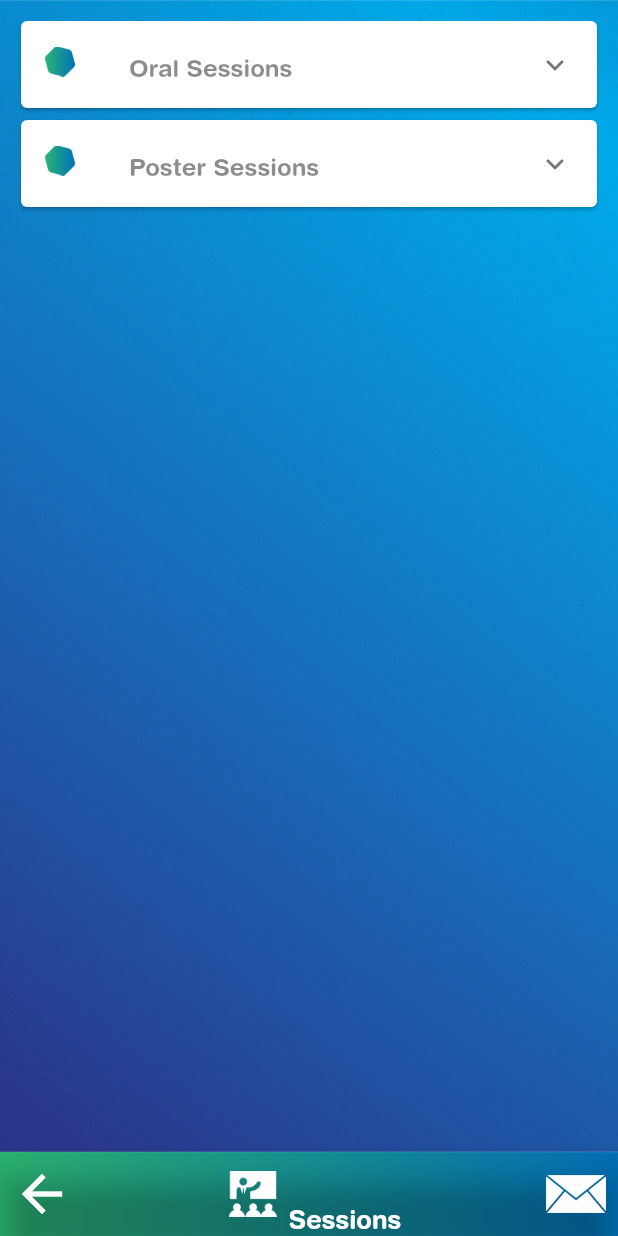
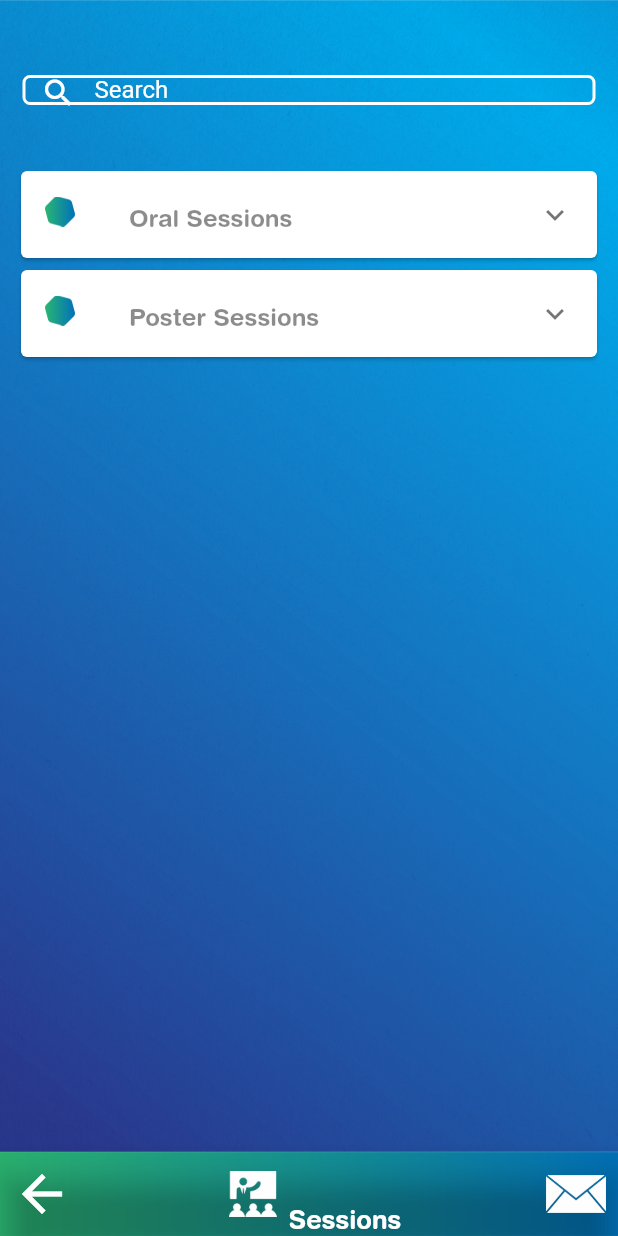
Before and after one commit to xlrrr/icms-2019, a Flutter app: the SessionsMenu screen opened directly, on a phone screen of 412 x 824 dp. Run offline on Flutter 3.47's test engine with Material 2 defaults, Android fonts, the phone set to English and light mode, and no system bars; our stand-ins replace firebase_messaging, google_maps_flutter, platform; missing offline and left inert: android_intent; accounts and stored records are empty.

Commit message:
Added search bar in sessions view

```diff
--- a/lib/Views/sessionsView.dart
+++ b/lib/Views/sessionsView.dart
@@ -14,22 +14,58 @@ class SessionsMenu extends StatelessWidget {
               fit: BoxFit.cover,
             ),
           ),
-          child: Stack(
-              children: <Widget>[Column(
-                crossAxisAlignment: CrossAxisAlignment.start,
-                mainAxisSize: MainAxisSize.max,
-                mainAxisAlignment: MainAxisAlignment.start,
+          child: Column(
+            crossAxisAlignment: CrossAxisAlignment.start,
+            mainAxisAlignment: MainAxisAlignment.start,
+            children: <Widget>[
+              Container(
+                height:70,
+                child: Padding(
+                  padding: const EdgeInsets.only(top: 50, left: 15, right: 15),
+                  child: new Theme(
+                    data: new ThemeData(
+                      primaryColor: Colors.white30,
+                      primaryColorDark: Colors.white12
+                    ),
+                    child: TextField(
+                      onChanged: (value) {
+
+                      },
+                      style: TextStyle(
+                        color: Colors.white
+                      ),
+                      controller: null,
+                      decoration: InputDecoration(
+                          labelText: "Search",
+                          labelStyle: TextStyle(
+                              color: Colors.white
+                          ) ,
+                          hintStyle: TextStyle(
+                            color: Colors.white
+                          ),
+                          prefixIcon: Icon(Icons.search, color: Colors.white,),
+                          border: OutlineInputBorder(
+                              borderRadius: BorderRadius.all(Radius.circular(5.0)),
+                              borderSide: BorderSide(color: Colors.red, width: 2)),
+                          enabledBorder: OutlineInputBorder(
+                              borderRadius: BorderRadius.all(Radius.circular(5.0)),
+                              borderSide: BorderSide(color: Colors.white, width: 2)),
+                          ),
+                      cursorColor: Colors.white,
+                    ),
+                  ),
+                ),
               ),
-              new Container(
-                padding: EdgeInsets.symmetric(vertical: 10.0, horizontal: 10.0),
+              Expanded(
+                child: Padding(padding: EdgeInsets.only(top: 40, left: 10, right: 10, bottom: 10),
                 child: ListView.builder(
                   itemBuilder: (BuildContext context, int index) =>
                       EntryItem(data[index]),
                   itemCount: data.length,
                 ),
+                ),
               )
-
-              ]
+            ],
           ),
         ),
         bottomNavigationBar:  new Container(
@@ -108,12 +144,20 @@ final List<Entry> data = <Entry>[
         1,
         <Entry>[
           Entry('Session I', Bullet(shape:BoxShape.rectangle, useLogoInstead: false),2),
+          Entry('Session II', Bullet(shape:BoxShape.rectangle, useLogoInstead: false),2)
+        ],
+      ),
+      Entry('Therapy',Bullet(shape:BoxShape.circle, useLogoInstead: false),1,
+      <Entry>[
+          Entry('Session I', Bullet(shape:BoxShape.rectangle, useLogoInstead: false),2),
           Entry('Session II', Bullet(shape:BoxShape.rectangle, useLogoInstead: false),2),
           Entry('Session III', Bullet(shape:BoxShape.rectangle, useLogoInstead: false),2),
-        ],
-      ),
-      Entry('Therapy',Bullet(shape:BoxShape.circle, useLogoInstead: false),1),
-      Entry('Surgery', Bullet(shape:BoxShape.circle, useLogoInstead: false),1),
+      ]),
+      Entry('Surgery', Bullet(shape:BoxShape.circle, useLogoInstead: false),1,
+      <Entry>[
+        Entry('Session I', Bullet(shape:BoxShape.rectangle, useLogoInstead: false),2),
+        Entry('Session II', Bullet(shape:BoxShape.rectangle, useLogoInstead: false),2)
+      ]),
       Entry('Public Health', Bullet(shape:BoxShape.circle, useLogoInstead: false),1)
     ],
   ),
@@ -122,8 +166,19 @@ final List<Entry> data = <Entry>[
     Bullet(),
     0,
     <Entry>[
-      Entry('TBA', Bullet(shape:BoxShape.circle, useLogoInstead: false),1),
-      Entry('TBA', Bullet(shape:BoxShape.circle, useLogoInstead: false),1),
+      Entry('Preclinic', Bullet(shape:BoxShape.circle, useLogoInstead: false),1 ,
+      <Entry>[
+        Entry('Session I', Bullet(shape:BoxShape.rectangle, useLogoInstead: false),2),
+        Entry('Session II', Bullet(shape:BoxShape.rectangle, useLogoInstead: false),2),
+      ]),
+      Entry('Therapy',Bullet(shape:BoxShape.circle, useLogoInstead: false),1,
+      <Entry>[
+        Entry('Session I', Bullet(shape:BoxShape.rectangle, useLogoInstead: false),2),
+        Entry('Session II', Bullet(shape:BoxShape.rectangle, useLogoInstead: false),2),
+        Entry('Session III', Bullet(shape:BoxShape.rectangle, useLogoInstead: false),2),
+      ]),
+      Entry('Surgery', Bullet(shape:BoxShape.circle, useLogoInstead: false),1),
+      Entry('Public Health', Bullet(shape:BoxShape.circle, useLogoInstead: false),1)
     ],
   )
 ];
```
